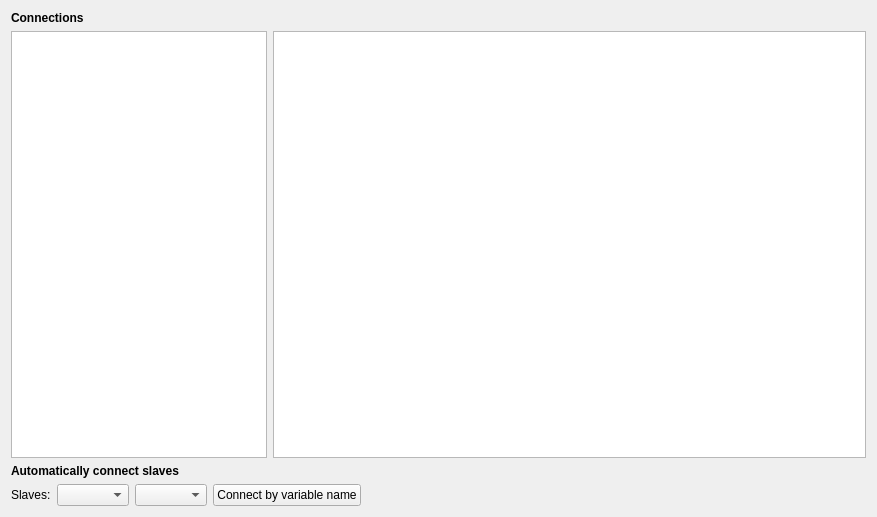
This is MasterSimulatorUI/src/MSIMViewConnections.ui in ghorwin/MasterSim as Qt 5 draws it before an edit. The edited form follows.
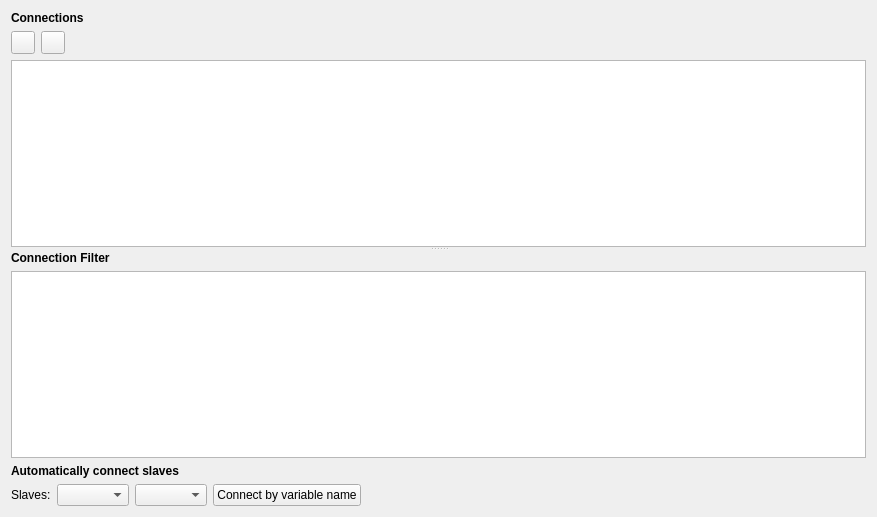
This is the edited form. Icons and pictures are not drawn.

Commit message: Updated IBK::Path to refactored version, updated sort behavior of connection page (maintains checked state). Fixed remove-connection functionality.

The edit to the form file:
```diff
--- a/MasterSimulatorUI/src/MSIMViewConnections.ui
+++ b/MasterSimulatorUI/src/MSIMViewConnections.ui
@@ -28,15 +28,60 @@
     </widget>
    </item>
    <item>
-    <layout class="QHBoxLayout" name="horizontalLayout_3" stretch="0,1">
-     <item>
-      <widget class="QTableWidget" name="tableWidgetSlaves">
-       <property name="alternatingRowColors">
-        <bool>true</bool>
-       </property>
-      </widget>
-     </item>
-     <item>
+    <widget class="QSplitter" name="splitter">
+     <property name="orientation">
+      <enum>Qt::Vertical</enum>
+     </property>
+     <property name="childrenCollapsible">
+      <bool>false</bool>
+     </property>
+     <widget class="QWidget" name="">
+      <layout class="QGridLayout" name="gridLayout">
+       <item row="0" column="0">
+        <widget class="QToolButton" name="toolButtonAddConnection">
+         <property name="icon">
+          <iconset resource="../resources/MasterSimulator.qrc">
+           <normaloff>:/gfx/actions/24x24/plus.png</normaloff>:/gfx/actions/24x24/plus.png</iconset>
+         </property>
+         <property name="iconSize">
+          <size>
+           <width>16</width>
+           <height>16</height>
+          </size>
+         </property>
+        </widget>
+       </item>
+       <item row="0" column="1">
+        <widget class="QToolButton" name="toolButtonRemoveConnection">
+         <property name="icon">
+          <iconset resource="../resources/MasterSimulator.qrc">
+           <normaloff>:/gfx/actions/24x24/minus.png</normaloff>:/gfx/actions/24x24/minus.png</iconset>
+         </property>
+         <property name="iconSize">
+          <size>
+           <width>16</width>
+           <height>16</height>
+          </size>
+         </property>
+         <property name="shortcut">
+          <string>Del</string>
+         </property>
+        </widget>
+       </item>
+       <item row="0" column="2">
+        <spacer name="horizontalSpacer_2">
+         <property name="orientation">
+          <enum>Qt::Horizontal</enum>
+         </property>
+         <property name="sizeHint" stdset="0">
+          <size>
+           <width>221</width>
+           <height>20</height>
+          </size>
+         </property>
+        </spacer>
+       </item>
+       <item row="1" column="0" colspan="3">
       <widget class="QTableWidget" name="tableWidgetConnections">
        <property name="alternatingRowColors">
         <bool>true</bool>
@@ -53,6 +98,38 @@
       </widget>
      </item>
     </layout>
+     </widget>
+     <widget class="QWidget" name="">
+      <layout class="QGridLayout" name="gridLayout_2">
+       <item row="0" column="0">
+        <widget class="QLabel" name="label_4">
+         <property name="font">
+          <font>
+           <weight>75</weight>
+           <bold>true</bold>
+          </font>
+         </property>
+         <property name="text">
+          <string>Connection Filter</string>
+         </property>
+        </widget>
+       </item>
+       <item row="1" column="0">
+        <widget class="QTableWidget" name="tableWidgetSlaves">
+         <property name="baseSize">
+          <size>
+           <width>0</width>
+           <height>50</height>
+          </size>
+         </property>
+         <property name="alternatingRowColors">
+          <bool>true</bool>
+         </property>
+        </widget>
+       </item>
+      </layout>
+     </widget>
+    </widget>
    </item>
    <item>
     <widget class="QLabel" name="label_3">
```
Left out of the diff: 4 changed lines with no effect on the pictures. Lines whose indentation alone changed are shown as unchanged. The commit also changes 9 other files.
